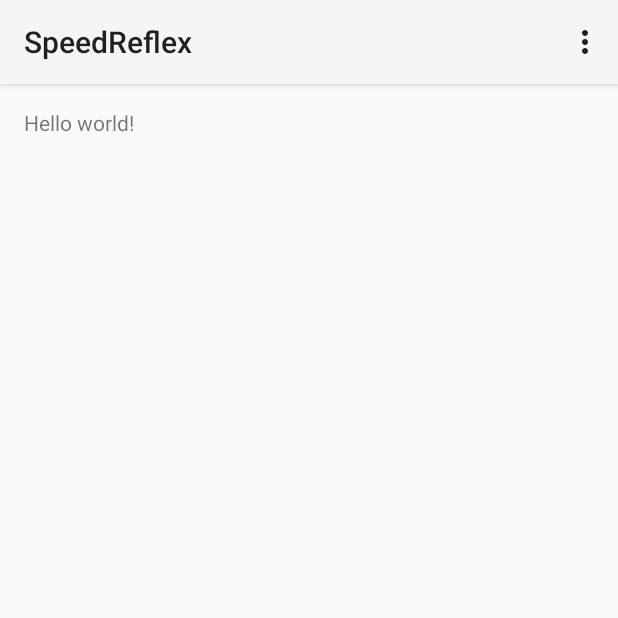
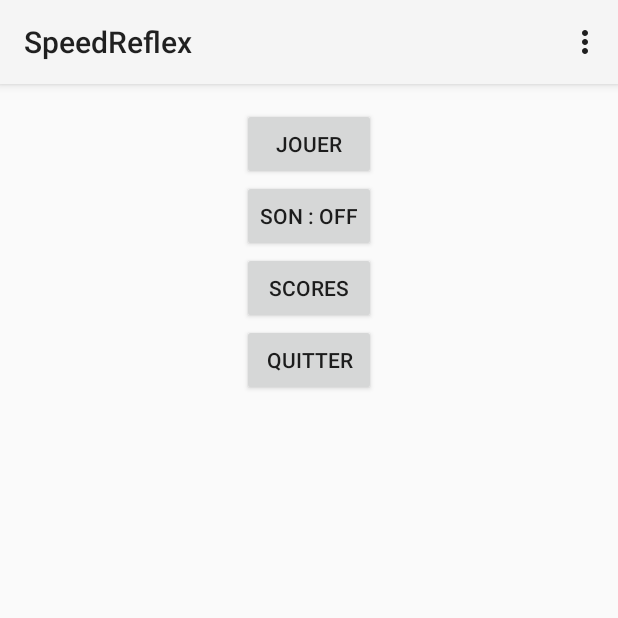
Before and after one commit to JorkaEL/SpeedReflex, an Android app: the screen it shows after launch (MenuActivity), on a phone screen of 412 x 824 dp, the top half of it. Run offline under Robolectric (Android 15) with nearby library versions, the phone set to English and light mode, and no system bars.

Commit message:
Ajout des classe Elements, Carte, remplisage des deux activity et des fichier xml activity_menu et string

```diff
--- a/app/src/main/java/com/speedreflex/speedreflex/MenuActivity.java
+++ b/app/src/main/java/com/speedreflex/speedreflex/MenuActivity.java
@@ -1,17 +1,24 @@
 package com.speedreflex.speedreflex;
 
 import android.app.Activity;
+import android.content.Intent;
 import android.os.Bundle;
 import android.view.Menu;
 import android.view.MenuItem;
+import android.widget.Button;
 
 
 public class MenuActivity extends Activity {
+
+    Intent intentVar;
 
     @Override
     protected void onCreate(Bundle savedInstanceState) {
         super.onCreate(savedInstanceState);
         setContentView(R.layout.activity_menu);
+        intentVar = new Intent(this, SpeedReflexActivity.class);
+
+        Button btnStart = (Button) findViewById(R.id.buttonStart);
     }
 
 
--- a/app/src/main/res/layout/activity_menu.xml
+++ b/app/src/main/res/layout/activity_menu.xml
@@ -5,7 +5,58 @@
     android:paddingTop="@dimen/activity_vertical_margin"
     android:paddingBottom="@dimen/activity_vertical_margin" tools:context=".MenuActivity">
 
-    <TextView android:text="@string/hello_world" android:layout_width="wrap_content"
-        android:layout_height="wrap_content" />
+    <TableLayout
+        android:layout_width="fill_parent"
+        android:layout_height="wrap_content"
+        android:layout_gravity="center_vertical|center_horizontal" >
+
+        <TableRow
+            android:layout_width="wrap_content"
+            android:layout_height="wrap_content"
+            android:gravity="center" >
+
+            <Button
+                android:id="@+id/buttonStart"
+                android:layout_width="wrap_content"
+                android:layout_height="wrap_content"
+                android:text="@string/boutonJeuStart" />
+        </TableRow>
+
+        <TableRow
+            android:layout_width="wrap_content"
+            android:layout_height="wrap_content"
+            android:gravity="center" >
+
+            <Button
+                android:id="@+id/buttonSound"
+                android:layout_width="wrap_content"
+                android:layout_height="wrap_content"
+                android:text="@string/bouttonSonOff" />
+        </TableRow>
+
+        <TableRow
+            android:layout_width="wrap_content"
+            android:layout_height="wrap_content"
+            android:gravity="center" >
+
+            <Button
+                android:id="@+id/buttonScores"
+                android:layout_width="wrap_content"
+                android:layout_height="wrap_content"
+                android:text="@string/bouttonScores" />
+        </TableRow>
+
+        <TableRow
+            android:layout_width="wrap_content"
+            android:layout_height="wrap_content"
+            android:gravity="center" >
+
+            <Button
+                android:id="@+id/buttonQuit"
+                android:layout_width="wrap_content"
+                android:layout_height="wrap_content"
+                android:text="@string/bouttonQuitter" />
+        </TableRow>
+    </TableLayout>
 
 </RelativeLayout>
--- a/app/src/main/res/values/strings.xml
+++ b/app/src/main/res/values/strings.xml
@@ -2,7 +2,12 @@
 <resources>
 
     <string name="app_name">SpeedReflex</string>
-    <string name="hello_world">Hello world!</string>
     <string name="action_settings">Settings</string>
 
+    <string name="boutonJeuStart">JOUER</string>
+    <string name="bouttonQuitter">QUITTER</string>
+    <string name="bouttonSonOn">Son : ON</string>
+    <string name="bouttonScores">Scores</string>
+    <string name="bouttonSonOff">Son : OFF</string>
+
 </resources>
```
Also changed, not shown: app/src/main/java/com/speedreflex/speedreflex/Carte.java (added, +55 -0 lines), app/src/main/java/com/speedreflex/speedreflex/Elements.java (added, +40 -0 lines), app/src/main/java/com/speedreflex/speedreflex/SpeedReflexActivity.java (+32 -0 lines).
